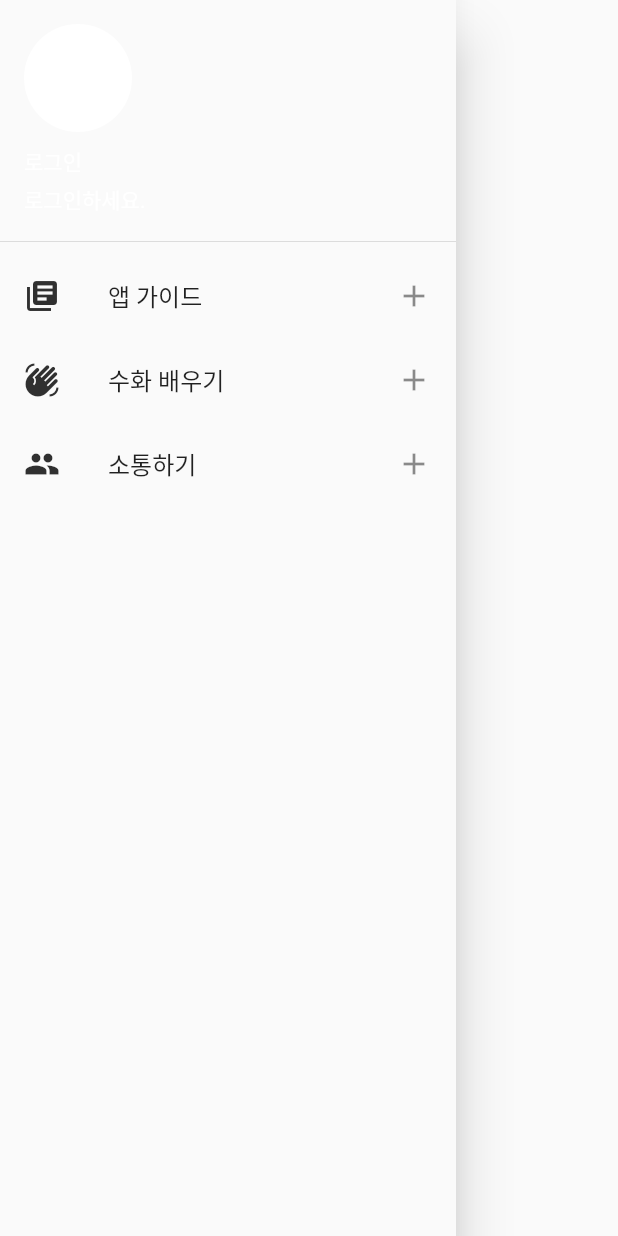
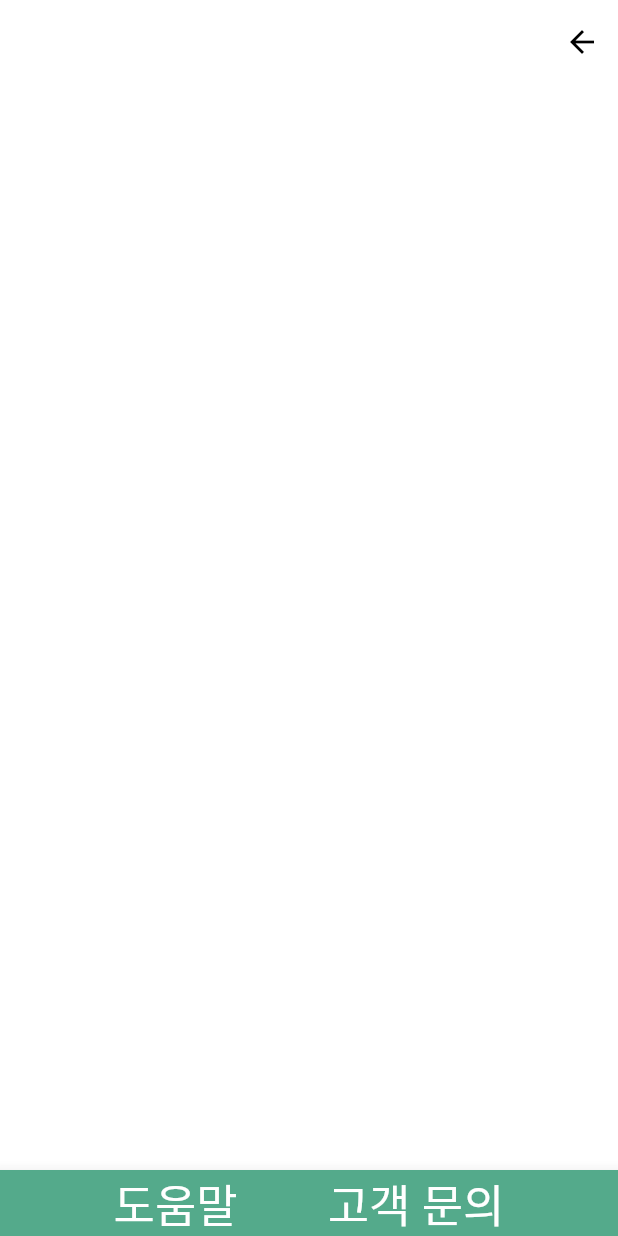
Before and after one commit to Vinodi-skLee/Miso, a Flutter app: the Hamberger screen opened directly, on a phone screen of 412 x 824 dp. Run offline on Flutter 3.47's test engine with Material 2 defaults, Android fonts, the phone set to English and light mode, and no system bars; our stand-ins replace cloud_firestore, firebase_auth, firebase_core, get, google_sign_in, page_transition; accounts and stored records are empty.

Commit message:
[#5] feat: 햄버거 페이지 디자인 수정

```diff
--- a/lib/hamberger.dart
+++ b/lib/hamberger.dart
@@ -1,5 +1,8 @@
-import 'package:flutter/cupertino.dart';
 import 'package:flutter/material.dart';
+import 'package:get/get.dart';
+import 'package:get/get_core/src/get_main.dart';
+import 'package:miso/home.dart';
+import 'package:page_transition/page_transition.dart';
 
 import 'Menu/appGuide.dart';
 import 'Menu/communication.dart';
@@ -8,68 +11,70 @@ import 'Menu/learnSign.dart';
 class Hamberger extends StatelessWidget {
   @override
   Widget build(BuildContext context) {
-    return Drawer(
-      child: ListView(
-        children: <Widget>[
-          UserAccountsDrawerHeader(
-            currentAccountPicture: CircleAvatar(
-              backgroundColor: Colors.white,
-            ),
-            accountName: Text('로그인'),
-            accountEmail: Text('로그인하세요.'),
-            decoration: BoxDecoration(
-                color: Color(0x54AA8B),
-                borderRadius: BorderRadius.only(
-                    bottomLeft: Radius.circular(20.0),
-                    bottomRight: Radius.circular(20.0))),
-          ),
-          ListTile(
-            leading: Icon(
-              //시작부분에 아이콘 넣기
-              Icons.my_library_books,
-              color: Colors.grey[850],
-            ),
-            title: Text('앱 가이드'),
-            onTap: () {
+    return Scaffold(
+      appBar: AppBar(
+        backgroundColor: Colors.white,
+        centerTitle: true,
+        elevation: 0.0,
+        automaticallyImplyLeading: false,
+        actions: [
+          IconButton(
+            icon: Icon(Icons.arrow_back, color: Colors.black,),
+            onPressed: () {
               Navigator.push(
                   context,
-                  MaterialPageRoute(builder: (context) => AppGuide()
-                  )
-              );
+                  PageTransition(
+                    type: PageTransitionType.rightToLeft,
+                    child: MisoHome(),
+                  ));
             },
-            trailing: Icon(Icons.add), //뒤쪽에 아이콘 넣기
           ),
-          ListTile(
-            leading: Icon(
-              Icons.waving_hand,
-              color: Colors.grey[850],
+        ],
+      ),
+
+
+      body: Container(
+        color: Colors.white,
+          child: Column(
+            children: [
+              Row(
+                children: [
+
+                ],
+              ),
+              Row(
+
+              ),
+            ],
+          )
+      ),
+
+      bottomNavigationBar: BottomAppBar(
+        color: Color(0xff54AA8B),
+        child: Row(
+          mainAxisAlignment: MainAxisAlignment.center,
+          children: [
+            SizedBox(width: 30,),
+            Text(
+              "도움말",
+              style: TextStyle(
+                fontSize: 30,
+                fontWeight: FontWeight.w500,
+                color: Colors.white,
+              ),
             ),
-            title: Text('수화 배우기'),
-            onTap: () {
-              Navigator.push(
-                  context,
-                  MaterialPageRoute(builder: (context) => LearnSign()
-                  )
-              );
-            },
-            trailing: Icon(Icons.add),
-          ),
-          ListTile(
-            leading: Icon(
-              Icons.people,
-              color: Colors.grey[850],
+            SizedBox(width: 60,),
+            Text(
+              "고객 문의",
+              style: TextStyle(
+                fontSize: 30,
+                fontWeight: FontWeight.w500,
+                color: Colors.white,
+              ),
             ),
-            title: Text('소통하기'),
-            onTap: () {
-              Navigator.push(
-                  context,
-                  MaterialPageRoute(builder: (context) => Communication()
-                  )
-              );
-            },
-            trailing: Icon(Icons.add),
-          )
-        ],
+            SizedBox(width: 30,)
+          ],
+        ),
       ),
     );
   }
```
